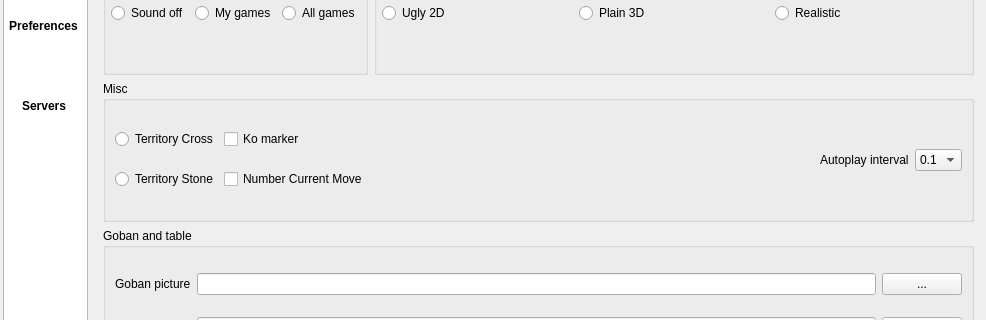
Old version of the form src/mainwindow.ui in the repository iamsyt/qgo; both pictures show x 0 to 986 and y 227 to 547 of the 986 by 658 pixel window.
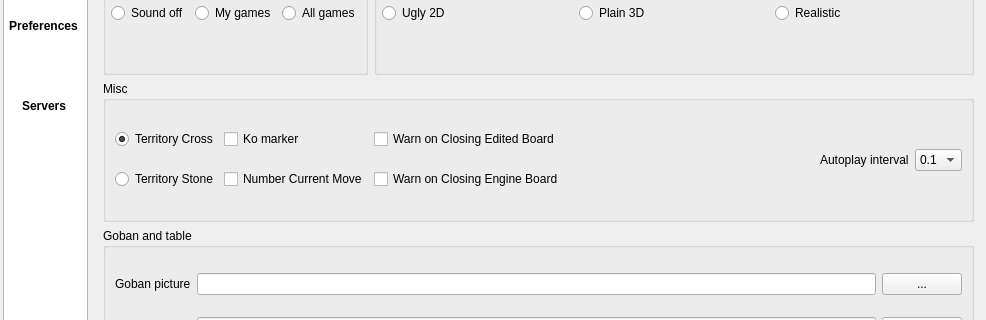
New version of the form. The open tabs and pages were chosen to show the change. Icons and pictures are not drawn. Custom widgets are drawn as their Qt base class.

Commit message: better resign on close stuff

```diff
--- a/src/mainwindow.ui
+++ b/src/mainwindow.ui
@@ -1783,6 +1783,9 @@
                  <property name="text" >
                   <string>Territory Cross</string>
                  </property>
+                 <property name="checked">
+                  <bool>true</bool>
+                 </property>
                 </widget>
                </item>
                <item>
@@ -1812,14 +1815,32 @@
                </item>
               </layout>
              </item>
+             <item>
+              <layout class="QVBoxLayout" name="verticalLayout_3">
+               <item>
+                <widget class="QCheckBox" name="warnOnCloseEditedCB">
+                 <property name="text">
+                  <string>Warn on Closing Edited Board</string>
+                 </property>
+                </widget>
+               </item>
+               <item>
+                <widget class="QCheckBox" name="warnOnCloseEngineCB">
+                 <property name="text">
+                  <string>Warn on Closing Engine Board</string>
+                 </property>
+                </widget>
+               </item>
+              </layout>
+             </item>
              <item>
               <spacer>
                <property name="orientation" >
                 <enum>Qt::Horizontal</enum>
                </property>
-               <property name="sizeHint" stdset="0" >
+               <property name="sizeHint" stdset="0">
                 <size>
-                 <width>317</width>
+                 <width>88</width>
                  <height>90</height>
                 </size>
                </property>
```
Left out of the diff: 2217 changed lines with no effect on the pictures. The commit also changes 1 other file.
